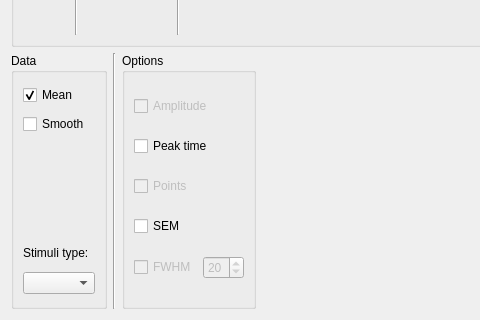
Qt form src/ui/custom_plot.ui (pfechd/jabe) before a commit; both pictures show x 0 to 480 and y 220 to 540 of the 671 by 540 pixel window.
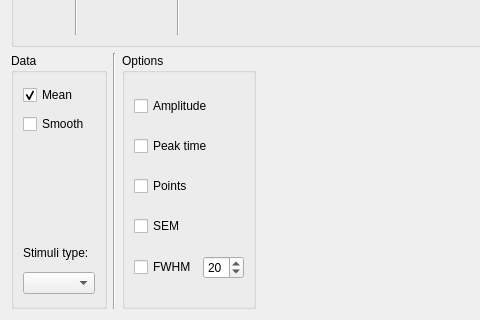
The same form after that commit.

Commit message: Change functionality of smooth and checkboxes

Patch:
```diff
--- a/src/ui/custom_plot.ui
+++ b/src/ui/custom_plot.ui
@@ -179,7 +179,7 @@
         <item>
          <widget class="QCheckBox" name="checkBox_amp">
           <property name="enabled">
-           <bool>false</bool>
+           <bool>true</bool>
           </property>
           <property name="text">
            <string>Amplitude</string>
@@ -196,7 +196,7 @@
         <item>
          <widget class="QCheckBox" name="checkBox_points">
           <property name="enabled">
-           <bool>false</bool>
+           <bool>true</bool>
           </property>
           <property name="text">
            <string>Points</string>
@@ -224,7 +224,7 @@
           <item>
            <widget class="QCheckBox" name="checkBox_fwhm">
             <property name="enabled">
-             <bool>false</bool>
+             <bool>true</bool>
             </property>
             <property name="text">
              <string>FWHM</string>
@@ -234,7 +234,7 @@
           <item>
            <widget class="QSpinBox" name="spinBox">
             <property name="enabled">
-             <bool>false</bool>
+             <bool>true</bool>
             </property>
             <property name="value">
              <number>20</number>
```
The commit also changes 1 other file.
